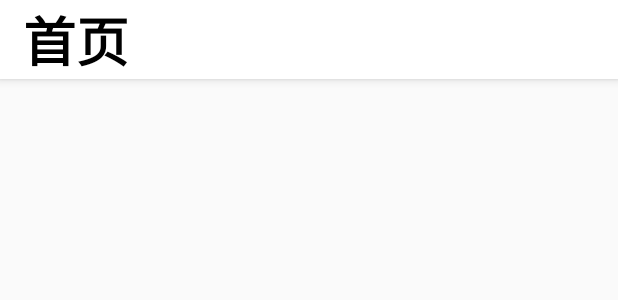
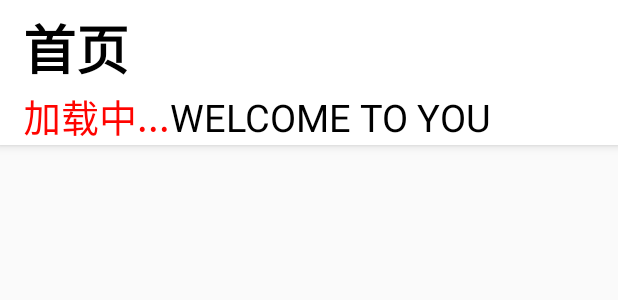
Before and after one commit to ASKTIME/Share, an Android app: the layout fragment_home.xml on its own in the app's theme, with its tools: preview values and no code run, on a phone screen of 412 x 824 dp. Shown: the top 300 px of the screen. Run offline under Robolectric (Android 15) with nearby library versions, the phone set to English and light mode, and no system bars.

Commit message:
完成我的界面的编写和一些简单的页面优化

```diff
--- a/app/src/main/AndroidManifest.xml
+++ b/app/src/main/AndroidManifest.xml
@@ -43,6 +43,7 @@
         <activity android:name=".MainActivity"/>
         <activity android:name=".activity.Login" />
         <activity android:name=".activity.Register" />
+        <activity android:name=".activity.Accept" />
     </application>
 
 
--- a/app/src/main/java/com/example/share/MainActivity.java
+++ b/app/src/main/java/com/example/share/MainActivity.java
@@ -83,7 +83,7 @@ public class MainActivity extends AppCompatActivity implements BottomNavigationB
 
     @Override
     public void onTabReselected(int position) {
-
+        mViewpager.setCurrentItem(position);
     }
 
     @Override
@@ -93,6 +93,7 @@ public class MainActivity extends AppCompatActivity implements BottomNavigationB
 
     @Override
     public void onPageSelected(int i) {
+        //选择到哪一个tab
         mBottomNavigationBar.selectTab(i);
     }
 
--- /dev/null
+++ b/app/src/main/res/drawable/shape_accept.xml
@@ -0,0 +1,5 @@
+<?xml version="1.0" encoding="utf-8"?>
+<shape xmlns:android="http://schemas.android.com/apk/res/android">
+<stroke android:width="0.5px"/>
+
+</shape>
--- a/app/src/main/res/layout/activity_main.xml
+++ b/app/src/main/res/layout/activity_main.xml
@@ -8,7 +8,7 @@
     android:orientation="vertical"
     tools:context=".MainActivity">
 
-    <android.support.v4.view.ViewPager
+    <com.example.share.util.NoScrollViewPager
         android:id="@+id/viewpager"
         android:layout_width="match_parent"
         android:layout_weight="1"
--- a/app/src/main/res/layout/fragment_home.xml
+++ b/app/src/main/res/layout/fragment_home.xml
@@ -1,40 +1,64 @@
 <?xml version="1.0" encoding="utf-8"?>
 <android.support.design.widget.CoordinatorLayout xmlns:android="http://schemas.android.com/apk/res/android"
+    xmlns:app="http://schemas.android.com/apk/res-auto"
     android:layout_width="match_parent"
-    xmlns:app="http://schemas.android.com/apk/res-auto"
-    android:orientation="vertical"
-    android:layout_height="match_parent">
+    android:layout_height="match_parent"
+    android:orientation="vertical">
 
     <android.support.design.widget.AppBarLayout
         android:layout_width="match_parent"
-        android:orientation="vertical"
+        android:layout_height="wrap_content"
         android:background="@color/white"
         android:fitsSystemWindows="true"
-        android:layout_height="wrap_content">
+        android:orientation="vertical">
 
         <LinearLayout
-            android:layout_width="wrap_content"
-            app:layout_scrollFlags="scroll|enterAlways"
-            android:layout_height="wrap_content">
+            android:layout_width="match_parent"
+            android:layout_height="wrap_content"
+            android:orientation="vertical"
+            app:layout_scrollFlags="scroll|enterAlways">
 
-        <TextView
-            android:id="@+id/fragment_home"
-            android:layout_marginLeft="15dp"
-            android:layout_width="match_parent"
-            android:textSize="35sp"
-            android:text="首页"
-            android:textColor="@color/black"
-            android:textStyle="bold"
-            android:layout_height="wrap_content" />
+            <TextView
+                android:id="@+id/fragment_home"
+                android:layout_width="match_parent"
+                android:layout_height="wrap_content"
+                android:layout_marginLeft="15dp"
+                android:layout_marginTop="5dp"
+                android:text="首页"
+                android:textColor="@color/black"
+                android:textSize="35sp"
+                android:textStyle="bold" />
 
+            <LinearLayout
+                android:layout_width="wrap_content"
+                android:layout_height="wrap_content"
+                android:layout_marginLeft="15dp"
+                android:orientation="horizontal">
+
+                <TextView
+                    android:id="@+id/loading_user"
+                    android:layout_width="wrap_content"
+                    android:layout_height="wrap_content"
+                    android:text="加载中..."
+                    android:textColor="@color/red"
+                    android:textSize="25sp" />
+
+                <TextView
+                    android:id="@+id/welcome_user"
+                    android:layout_width="wrap_content"
+                    android:layout_height="wrap_content"
+                    android:text="WELCOME TO YOU"
+                    android:textColor="@color/black"
+                    android:textSize="25sp" />
+            </LinearLayout>
         </LinearLayout>
     </android.support.design.widget.AppBarLayout>
 
 
     <LinearLayout
-        app:layout_behavior="@string/appbar_scrolling_view_behavior"
         android:layout_width="match_parent"
-        android:layout_height="match_parent">
+        android:layout_height="match_parent"
+        app:layout_behavior="@string/appbar_scrolling_view_behavior">
 
         <android.support.v4.widget.SwipeRefreshLayout
             android:id="@+id/swipe"
@@ -45,8 +69,7 @@
             <android.support.v7.widget.RecyclerView
                 android:id="@+id/recycler_view"
                 android:layout_width="match_parent"
-                android:layout_height="wrap_content"/>
-
+                android:layout_height="wrap_content" />
 
 
         </android.support.v4.widget.SwipeRefreshLayout>
```
Also changed, not shown: app/src/main/java/com/example/share/Adapter/HomeAdapter.java (+12 -17 lines), app/src/main/java/com/example/share/Bean/Post.java (+9 -1 lines), app/src/main/java/com/example/share/Fragment/FragmentHome.java (+24 -1 lines), app/src/main/java/com/example/share/Fragment/FragmentMine.java (+84 -0 lines), app/src/main/java/com/example/share/activity/Accept.java (+81 -0 lines), app/src/main/java/com/example/share/util/NoScrollViewPager.java (added, +66 -0 lines), app/src/main/res/drawable/back.xml (added, +9 -0 lines), app/src/main/res/drawable/shape_ordinary.xml (added, +10 -0 lines), app/src/main/res/layout/activity_accept.xml (+80 -0 lines), app/src/main/res/layout/fragment_mine.xml (added, +82 -0 lines), app/src/main/res/layout/ordinary_item.xml (+19 -0 lines).
